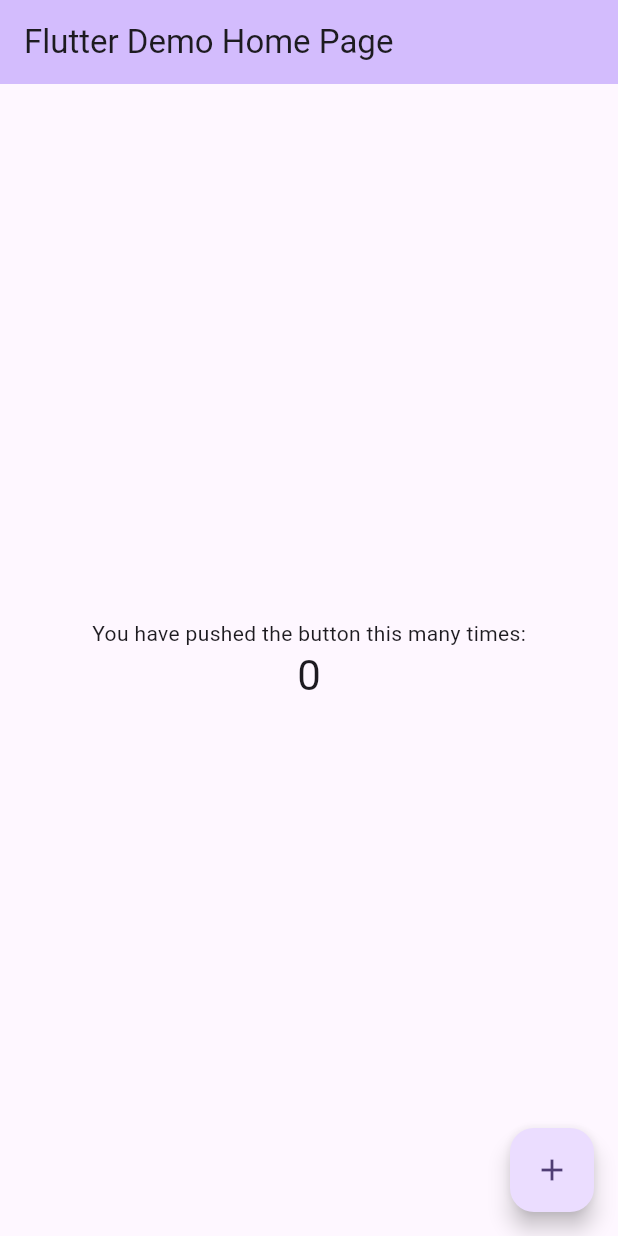
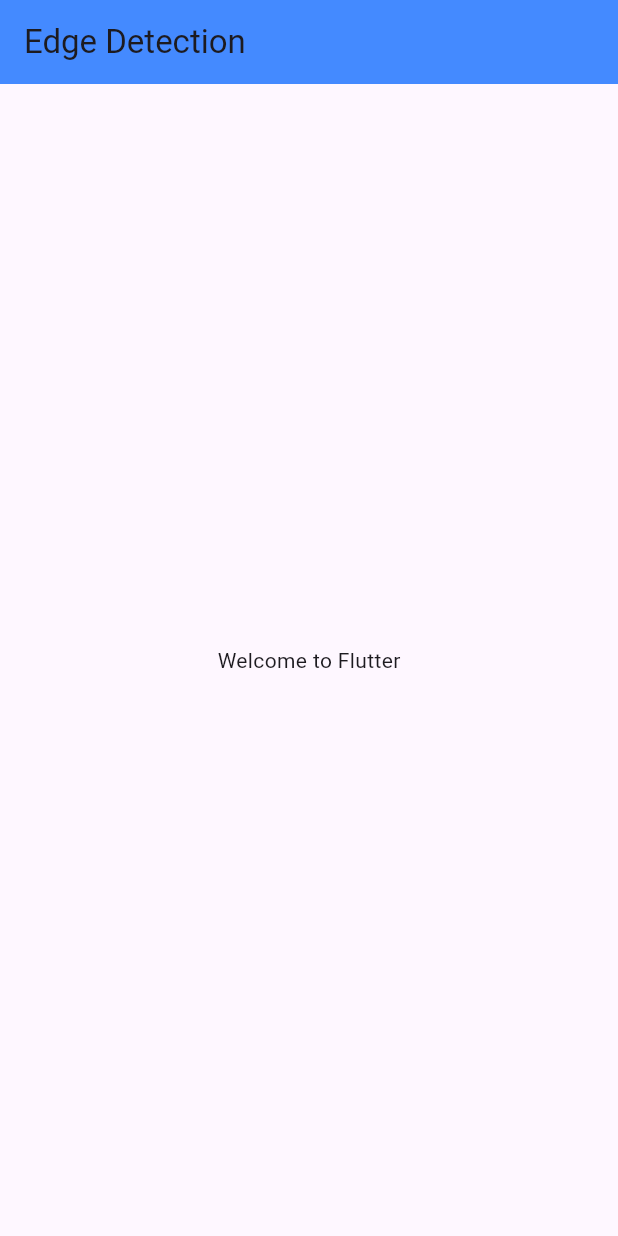
Before and after one commit to Linkonsq/edge-detection-flutter, a Flutter app: the screen it shows after launch, on a phone screen of 412 x 824 dp. Run offline on Flutter 3.47's test engine with Material 3 defaults, Android fonts, the phone set to English and light mode, and no system bars.

Commit message:
Removed unnecessary initial code

```diff
--- a/lib/main.dart
+++ b/lib/main.dart
@@ -1,122 +1,18 @@
+import 'package:edge_detection/screens/home_screen.dart';
 import 'package:flutter/material.dart';
 
 void main() {
-  runApp(const MyApp());
+  runApp(const App());
 }
 
-class MyApp extends StatelessWidget {
-  const MyApp({super.key});
+class App extends StatelessWidget {
+  const App({super.key});
 
-  // This widget is the root of your application.
   @override
   Widget build(BuildContext context) {
-    return MaterialApp(
-      title: 'Flutter Demo',
-      theme: ThemeData(
-        // This is the theme of your application.
-        //
-        // TRY THIS: Try running your application with "flutter run". You'll see
-        // the application has a purple toolbar. Then, without quitting the app,
-        // try changing the seedColor in the colorScheme below to Colors.green
-        // and then invoke "hot reload" (save your changes or press the "hot
-        // reload" button in a Flutter-supported IDE, or press "r" if you used
-        // the command line to start the app).
-        //
-        // Notice that the counter didn't reset back to zero; the application
-        // state is not lost during the reload. To reset the state, use hot
-        // restart instead.
-        //
-        // This works for code too, not just values: Most code changes can be
-        // tested with just a hot reload.
-        colorScheme: ColorScheme.fromSeed(seedColor: Colors.deepPurple),
-      ),
-      home: const MyHomePage(title: 'Flutter Demo Home Page'),
+    return const MaterialApp(
+      debugShowCheckedModeBanner: false,
+      home: SafeArea(child: HomeScreen()),
     );
   }
 }
-
-class MyHomePage extends StatefulWidget {
-  const MyHomePage({super.key, required this.title});
-
-  // This widget is the home page of your application. It is stateful, meaning
-  // that it has a State object (defined below) that contains fields that affect
-  // how it looks.
-
-  // This class is the configuration for the state. It holds the values (in this
-  // case the title) provided by the parent (in this case the App widget) and
-  // used by the build method of the State. Fields in a Widget subclass are
-  // always marked "final".
-
-  final String title;
-
-  @override
-  State<MyHomePage> createState() => _MyHomePageState();
-}
-
-class _MyHomePageState extends State<MyHomePage> {
-  int _counter = 0;
-
-  void _incrementCounter() {
-    setState(() {
-      // This call to setState tells the Flutter framework that something has
-      // changed in this State, which causes it to rerun the build method below
-      // so that the display can reflect the updated values. If we changed
-      // _counter without calling setState(), then the build method would not be
-      // called again, and so nothing would appear to happen.
-      _counter++;
-    });
-  }
-
-  @override
-  Widget build(BuildContext context) {
-    // This method is rerun every time setState is called, for instance as done
-    // by the _incrementCounter method above.
-    //
-    // The Flutter framework has been optimized to make rerunning build methods
-    // fast, so that you can just rebuild anything that needs updating rather
-    // than having to individually change instances of widgets.
-    return Scaffold(
-      appBar: AppBar(
-        // TRY THIS: Try changing the color here to a specific color (to
-        // Colors.amber, perhaps?) and trigger a hot reload to see the AppBar
-        // change color while the other colors stay the same.
-        backgroundColor: Theme.of(context).colorScheme.inversePrimary,
-        // Here we take the value from the MyHomePage object that was created by
-        // the App.build method, and use it to set our appbar title.
-        title: Text(widget.title),
-      ),
-      body: Center(
-        // Center is a layout widget. It takes a single child and positions it
-        // in the middle of the parent.
-        child: Column(
-          // Column is also a layout widget. It takes a list of children and
-          // arranges them vertically. By default, it sizes itself to fit its
-          // children horizontally, and tries to be as tall as its parent.
-          //
-          // Column has various properties to control how it sizes itself and
-          // how it positions its children. Here we use mainAxisAlignment to
-          // center the children vertically; the main axis here is the vertical
-          // axis because Columns are vertical (the cross axis would be
-          // horizontal).
-          //
-          // TRY THIS: Invoke "debug painting" (choose the "Toggle Debug Paint"
-          // action in the IDE, or press "p" in the console), to see the
-          // wireframe for each widget.
-          mainAxisAlignment: MainAxisAlignment.center,
-          children: <Widget>[
-            const Text('You have pushed the button this many times:'),
-            Text(
-              '$_counter',
-              style: Theme.of(context).textTheme.headlineMedium,
-            ),
-          ],
-        ),
-      ),
-      floatingActionButton: FloatingActionButton(
-        onPressed: _incrementCounter,
-        tooltip: 'Increment',
-        child: const Icon(Icons.add),
-      ), // This trailing comma makes auto-formatting nicer for build methods.
-    );
-  }
-}
--- /dev/null
+++ b/lib/screens/home_screen.dart
@@ -0,0 +1,16 @@
+import 'package:flutter/material.dart';
+
+class HomeScreen extends StatelessWidget {
+  const HomeScreen({super.key});
+
+  @override
+  Widget build(BuildContext context) {
+    return Scaffold(
+      appBar: AppBar(
+        title: const Text('Edge Detection'),
+        backgroundColor: Colors.blueAccent,
+      ),
+      body: Center(child: Text("Welcome to Flutter")),
+    );
+  }
+}
```
Also changed, not shown: 1 other file.
